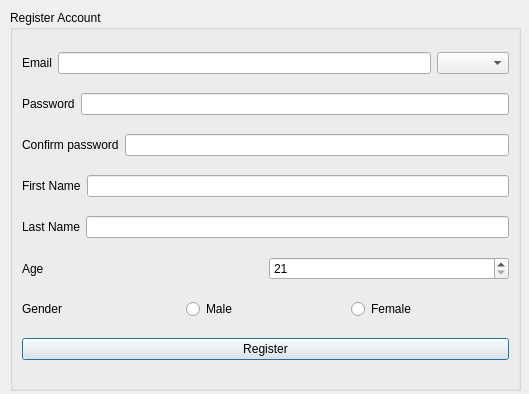
Before: the Qt Designer form In4B00king/register.ui in leejm17/ICT1009-In4B00king, drawn with Qt 5.
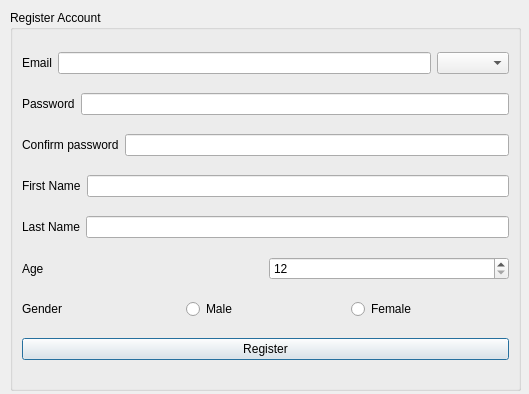
After: the same form once the commit is applied.

Commit message: Updated Register page and minimum register age

Patch:
```diff
--- a/In4B00king/register.ui
+++ b/In4B00king/register.ui
@@ -155,7 +155,7 @@
       <item>
        <widget class="QSpinBox" name="Age">
         <property name="minimum">
-         <number>21</number>
+         <number>12</number>
         </property>
        </widget>
       </item>
```
The commit also changes 2 other files.
